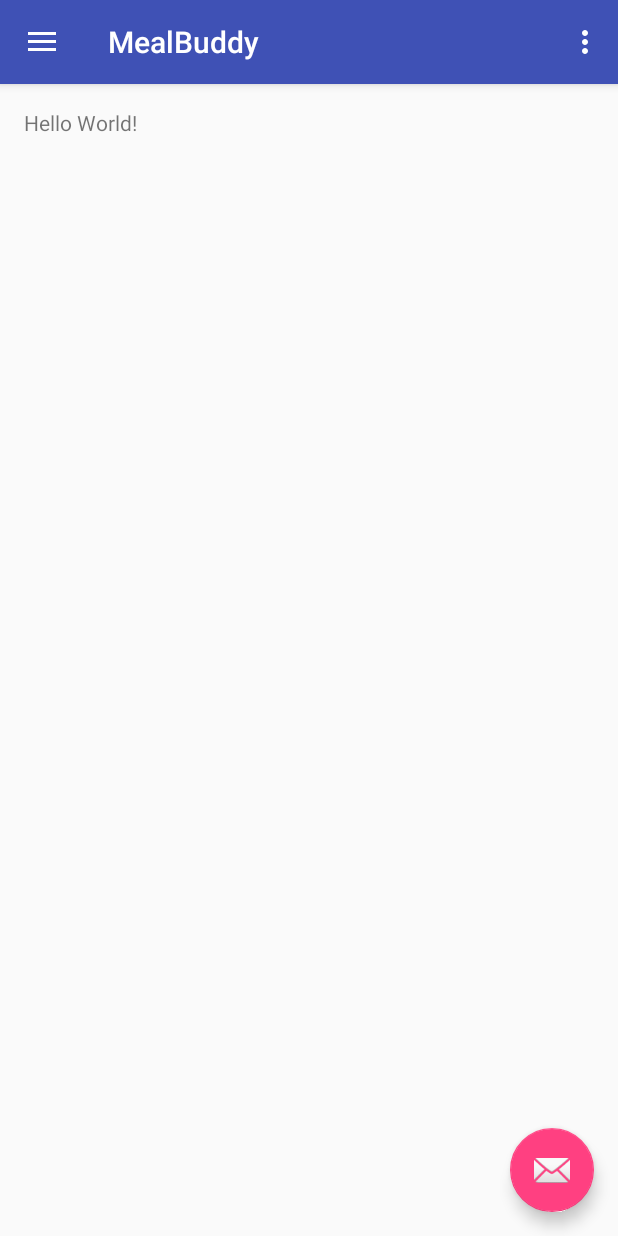
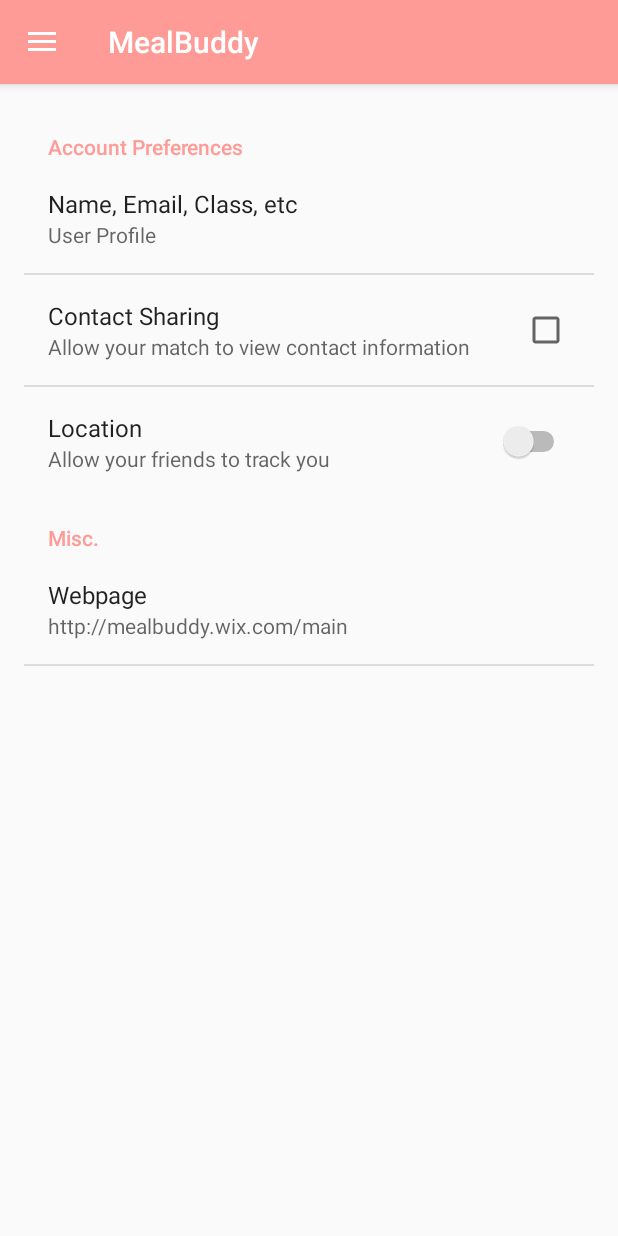
Before and after one commit to edreichua/MealBuddy, an Android app: the screen it shows after launch (MainActivity), on a phone screen of 412 x 824 dp. Run offline under Robolectric (Android 15) with nearby library versions, the phone set to English and light mode, and no system bars.

Commit message:
fragment working

```diff
--- a/app/build.gradle
+++ b/app/build.gradle
@@ -22,6 +22,9 @@ android {
 dependencies {
     compile fileTree(dir: 'libs', include: ['*.jar'])
     testCompile 'junit:junit:4.12'
+    compile 'com.android.support:appcompat-v7:21.0.3'
+    compile 'com.android.support:support-v13:21.0.3'
     compile 'com.android.support:appcompat-v7:23.3.0'
     compile 'com.android.support:design:23.3.0'
+    compile 'com.android.support:preference-v7:23.0.0'
 }
--- a/app/src/main/AndroidManifest.xml
+++ b/app/src/main/AndroidManifest.xml
@@ -4,20 +4,22 @@
 
     <application
         android:allowBackup="true"
-        android:icon="@mipmap/ic_launcher"
+        android:icon="@drawable/meal_buddy_logo"
         android:label="@string/app_name"
         android:supportsRtl="true"
         android:theme="@style/AppTheme" >
         <activity
             android:name=".MainActivity"
             android:label="@string/app_name"
-            android:theme="@style/AppTheme.NoActionBar" >
+            android:theme="@style/AppTheme.NoActionBar"
+            android:screenOrientation="portrait">
             <intent-filter>
                 <action android:name="android.intent.action.MAIN" />
 
                 <category android:name="android.intent.category.LAUNCHER" />
             </intent-filter>
         </activity>
+
     </application>
 
 </manifest>
--- a/app/src/main/java/com/example/mealbuddy/mealbuddy/MainActivity.java
+++ b/app/src/main/java/com/example/mealbuddy/mealbuddy/MainActivity.java
@@ -1,17 +1,18 @@
 package com.example.mealbuddy.mealbuddy;
 
 import android.os.Bundle;
-import android.support.design.widget.FloatingActionButton;
-import android.support.design.widget.Snackbar;
-import android.view.View;
+import android.app.Fragment;
+import android.os.Bundle;
+import android.preference.PreferenceFragment;
 import android.support.design.widget.NavigationView;
 import android.support.v4.view.GravityCompat;
 import android.support.v4.widget.DrawerLayout;
 import android.support.v7.app.ActionBarDrawerToggle;
 import android.support.v7.app.AppCompatActivity;
 import android.support.v7.widget.Toolbar;
+import android.view.MenuItem;
+
 import android.view.Menu;
-import android.view.MenuItem;
 
 public class MainActivity extends AppCompatActivity
         implements NavigationView.OnNavigationItemSelectedListener {
@@ -23,14 +24,6 @@ public class MainActivity extends AppCompatActivity
         Toolbar toolbar = (Toolbar) findViewById(R.id.toolbar);
         setSupportActionBar(toolbar);
 
-        FloatingActionButton fab = (FloatingActionButton) findViewById(R.id.fab);
-        fab.setOnClickListener(new View.OnClickListener() {
-            @Override
-            public void onClick(View view) {
-                Snackbar.make(view, "Replace with your own action", Snackbar.LENGTH_LONG)
-                        .setAction("Action", null).show();
-            }
-        });
 
         DrawerLayout drawer = (DrawerLayout) findViewById(R.id.drawer_layout);
         ActionBarDrawerToggle toggle = new ActionBarDrawerToggle(
@@ -40,6 +33,20 @@ public class MainActivity extends AppCompatActivity
 
         NavigationView navigationView = (NavigationView) findViewById(R.id.nav_view);
         navigationView.setNavigationItemSelectedListener(this);
+
+        // Set to default view
+        if (savedInstanceState == null ) {
+            Fragment frag = new SettingsFragment();
+            try {
+                frag = (PreferenceFragment) SettingsFragment.class.
+                        newInstance();
+            } catch (Exception e) {
+                e.printStackTrace();
+            }
+            getFragmentManager().beginTransaction().
+                    add(R.id.content_frame, frag).commit();
+
+        }
     }
 
     @Override
@@ -59,20 +66,6 @@ public class MainActivity extends AppCompatActivity
         return true;
     }
 
-    @Override
-    public boolean onOptionsItemSelected(MenuItem item) {
-        // Handle action bar item clicks here. The action bar will
-        // automatically handle clicks on the Home/Up button, so long
-        // as you specify a parent activity in AndroidManifest.xml.
-        int id = item.getItemId();
-
-        //noinspection SimplifiableIfStatement
-        if (id == R.id.action_settings) {
-            return true;
-        }
-
-        return super.onOptionsItemSelected(item);
-    }
 
     @SuppressWarnings("StatementWithEmptyBody")
     @Override
@@ -80,17 +73,13 @@ public class MainActivity extends AppCompatActivity
         // Handle navigation view item clicks here.
         int id = item.getItemId();
 
-        if (id == R.id.nav_camara) {
+        if (id == R.id.nav_main) {
             // Handle the camera action
-        } else if (id == R.id.nav_gallery) {
+        } else if (id == R.id.nav_settings) {
 
-        } else if (id == R.id.nav_slideshow) {
+        } else if (id == R.id.nav_notification) {
 
-        } else if (id == R.id.nav_manage) {
-
-        } else if (id == R.id.nav_share) {
-
-        } else if (id == R.id.nav_send) {
+        } else if (id == R.id.nav_about) {
 
         }
 
--- /dev/null
+++ b/app/src/main/java/com/example/mealbuddy/mealbuddy/SettingsFragment.java
@@ -0,0 +1,23 @@
+package com.example.mealbuddy.mealbuddy;
+
+import android.os.Bundle;
+import android.preference.PreferenceFragment;
+
+
+/**
+ * Created by edreichua on 5/18/16.
+ */
+import android.os.Bundle;
+
+
+public class SettingsFragment extends PreferenceFragment {
+
+    @Override
+    public void onCreate(Bundle savedInstanceState) {
+        super.onCreate(savedInstanceState);
+
+        // Load the settings_preferences from an XML resource
+        addPreferencesFromResource(R.xml.fragment_settings);
+
+    }
+}
--- a/app/src/main/res/drawable/side_nav_bar.xml
+++ b/app/src/main/res/drawable/side_nav_bar.xml
@@ -1,9 +1,9 @@
 <shape xmlns:android="http://schemas.android.com/apk/res/android"
     android:shape="rectangle" >
     <gradient
-        android:startColor="#81C784"
-        android:centerColor="#4CAF50"
-        android:endColor="#2E7D32"
+        android:startColor="#FF9B97"
+        android:centerColor="#FF9B97"
+        android:endColor="#FF9B97"
         android:type="linear"
         android:angle="135"/>
 </shape>
--- a/app/src/main/res/layout/app_bar_main.xml
+++ b/app/src/main/res/layout/app_bar_main.xml
@@ -17,9 +17,4 @@
 
     <include layout="@layout/content_main" />
 
-    <android.support.design.widget.FloatingActionButton android:id="@+id/fab"
-        android:layout_width="wrap_content" android:layout_height="wrap_content"
-        android:layout_gravity="bottom|end" android:layout_margin="@dimen/fab_margin"
-        android:src="@android:drawable/ic_dialog_email" />
-
 </android.support.design.widget.CoordinatorLayout>
--- a/app/src/main/res/layout/content_main.xml
+++ b/app/src/main/res/layout/content_main.xml
@@ -9,6 +9,9 @@
     app:layout_behavior="@string/appbar_scrolling_view_behavior" tools:showIn="@layout/app_bar_main"
     tools:context=".MainActivity">
 
-    <TextView android:text="Hello World!" android:layout_width="wrap_content"
-        android:layout_height="wrap_content" />
+    <FrameLayout
+        android:layout_width="match_parent"
+        android:layout_height="match_parent"
+        android:id="@+id/content_frame"/>
+
 </RelativeLayout>
--- a/app/src/main/res/layout/nav_header_main.xml
+++ b/app/src/main/res/layout/nav_header_main.xml
@@ -11,13 +11,11 @@
 
     <ImageView android:layout_width="wrap_content" android:layout_height="wrap_content"
         android:paddingTop="@dimen/nav_header_vertical_spacing"
-        android:src="@android:drawable/sym_def_app_icon" android:id="@+id/imageView" />
+        android:src="@drawable/meal_buddy_logo" android:id="@+id/logo" />
 
     <TextView android:layout_width="match_parent" android:layout_height="wrap_content"
-        android:paddingTop="@dimen/nav_header_vertical_spacing" android:text="Android Studio"
+        android:paddingTop="@dimen/nav_header_vertical_spacing" android:text="Meal Buddy"
         android:textAppearance="@style/TextAppearance.AppCompat.Body1" />
 
-    <TextView android:layout_width="wrap_content" android:layout_height="wrap_content"
-        android:text="android.studio@android.com" android:id="@+id/textView" />
 
 </LinearLayout>
--- a/app/src/main/res/menu/activity_main_drawer.xml
+++ b/app/src/main/res/menu/activity_main_drawer.xml
@@ -2,23 +2,16 @@
 <menu xmlns:android="http://schemas.android.com/apk/res/android">
 
     <group android:checkableBehavior="single">
-        <item android:id="@+id/nav_camara" android:icon="@android:drawable/ic_menu_camera"
-            android:title="Import" />
-        <item android:id="@+id/nav_gallery" android:icon="@android:drawable/ic_menu_gallery"
-            android:title="Gallery" />
-        <item android:id="@+id/nav_slideshow" android:icon="@android:drawable/ic_menu_slideshow"
-            android:title="Slideshow" />
-        <item android:id="@+id/nav_manage" android:icon="@android:drawable/ic_menu_manage"
-            android:title="Tools" />
+        <item android:id="@+id/nav_main"
+            android:title="Main" />
+        <item android:id="@+id/nav_settings"
+            android:title="Settings" />
+        <item android:id="@+id/nav_notification"
+            android:title="Notification" />
+        <item android:id="@+id/nav_about"
+            android:title="About" />
     </group>
 
-    <item android:title="Communicate">
-        <menu>
-            <item android:id="@+id/nav_share" android:icon="@android:drawable/ic_menu_share"
-                android:title="Share" />
-            <item android:id="@+id/nav_send" android:icon="@android:drawable/ic_menu_send"
-                android:title="Send" />
-        </menu>
-    </item>
+
 
 </menu>
--- a/app/src/main/res/menu/main.xml
+++ b/app/src/main/res/menu/main.xml
@@ -1,6 +1,4 @@
 <menu xmlns:android="http://schemas.android.com/apk/res/android"
     xmlns:app="http://schemas.android.com/apk/res-auto"
     xmlns:tools="http://schemas.android.com/tools" tools:context=".MainActivity">
-    <item android:id="@+id/action_settings" android:title="@string/action_settings"
-        android:orderInCategory="100" app:showAsAction="never" />
 </menu>
--- a/app/src/main/res/values/colors.xml
+++ b/app/src/main/res/values/colors.xml
@@ -1,6 +1,6 @@
 <?xml version="1.0" encoding="utf-8"?>
 <resources>
-    <color name="colorPrimary">#3F51B5</color>
-    <color name="colorPrimaryDark">#303F9F</color>
-    <color name="colorAccent">#FF4081</color>
+    <color name="colorPrimary">#FF9B97</color>
+    <color name="colorPrimaryDark">#FF9B97</color>
+    <color name="colorAccent">#FF9B97</color>
 </resources>
--- a/app/src/main/res/values/strings.xml
+++ b/app/src/main/res/values/strings.xml
@@ -4,5 +4,35 @@
     <string name="navigation_drawer_open">Open navigation drawer</string>
     <string name="navigation_drawer_close">Close navigation drawer</string>
 
+    <!-- **************** Settings Tab **************** -->
+
+    <!-- Headings for UI-->
+    <string name="ui_account_pref_title">Account Preferences</string>
+    <string name="ui_misc_title">Misc.</string>
+
+    <!-- Preference Text for UI-->
+    <string name="ui_pref_profile">Name, Email, Class, etc</string>
+    <string name="ui_pref_profile_comment">User Profile</string>
+
+    <string name="ui_pref_contact">Contact Sharing</string>
+    <string name="ui_pref_contact_comment">Allow your match to view contact information</string>
+
+    <string name="ui_pref_location">Location</string>
+    <string name="ui_pref_location_comment">Allow your friends to track you</string>
+
+
+    <string name="ui_pref_webpage">Webpage</string>
+    <string name="ui_pref_webpage_comment">http://mealbuddy.wix.com/main</string>
+
+
+    <!-- Text for UI-->
+    <string name="ui_profile_photo_title">Profile Photo:</string>
+    <string name="ui_name_title">Name</string>
+    <string name="ui_email_title">Blitz</string>
+    <string name="ui_phone_title">Phone</string>
+    <string name="ui_class_title">Year</string>
+    <string name="ui_major_title">Major</string>
+    <string name="ui_time_title">Major</string>
+
     <string name="action_settings">Settings</string>
 </resources>
--- /dev/null
+++ b/app/src/main/res/xml/fragment_settings.xml
@@ -0,0 +1,42 @@
+<?xml version="1.0" encoding="utf-8"?>
+<PreferenceScreen xmlns:android="http://schemas.android.com/apk/res/android"
+    android:layout_height="match_parent"
+    android:layout_width="match_parent">
+
+    <!-- Account Preferences -->
+    <PreferenceCategory
+        android:title="@string/ui_account_pref_title">
+
+        <PreferenceScreen
+            android:title="@string/ui_pref_profile"
+            android:summary="@string/ui_pref_profile_comment">
+            <intent android:action="com.example.mealbuddy.mealbuddy.UserProfileActivity" />
+        </PreferenceScreen>
+
+        <CheckBoxPreference
+            android:key="privacy_setting_checkbox_preference"
+            android:title="@string/ui_pref_contact"
+            android:summary="@string/ui_pref_contact_comment" />
+
+        <SwitchPreference
+            android:key="privacy_setting_checkbox_preference"
+            android:title="@string/ui_pref_location"
+            android:summary="@string/ui_pref_location_comment" />
+
+    </PreferenceCategory>
+
+
+    <!-- Misc. -->
+    <PreferenceCategory
+        android:title="@string/ui_misc_title">
+
+        <PreferenceScreen
+            android:title="@string/ui_pref_webpage"
+            android:summary="@string/ui_pref_webpage_comment">
+            <intent android:action="android.intent.action.VIEW"
+                android:data="http://mealbuddy.wix.com/main" />
+        </PreferenceScreen>
+
+    </PreferenceCategory>
+
+</PreferenceScreen>
```
Also changed, not shown: app/src/main/res/values-w820dp/xml/settings_preferences.xml (added, +55 -0 lines), app/src/main/res/drawable/Meal_Buddy_Logo.png (added), 1 other file.
